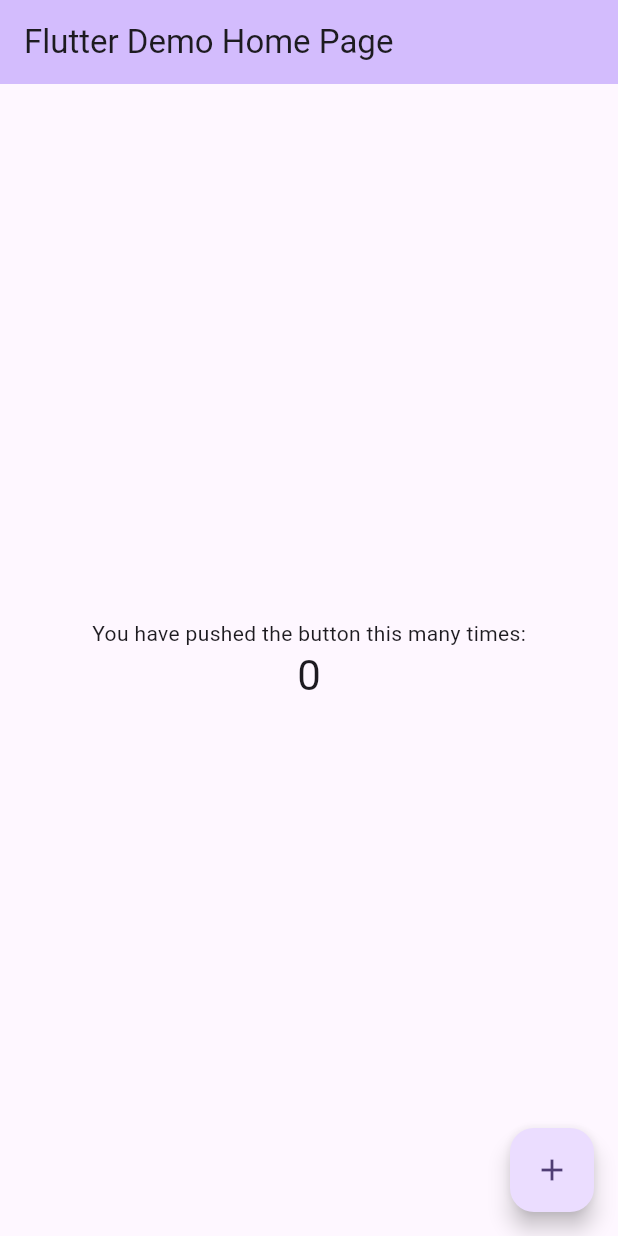
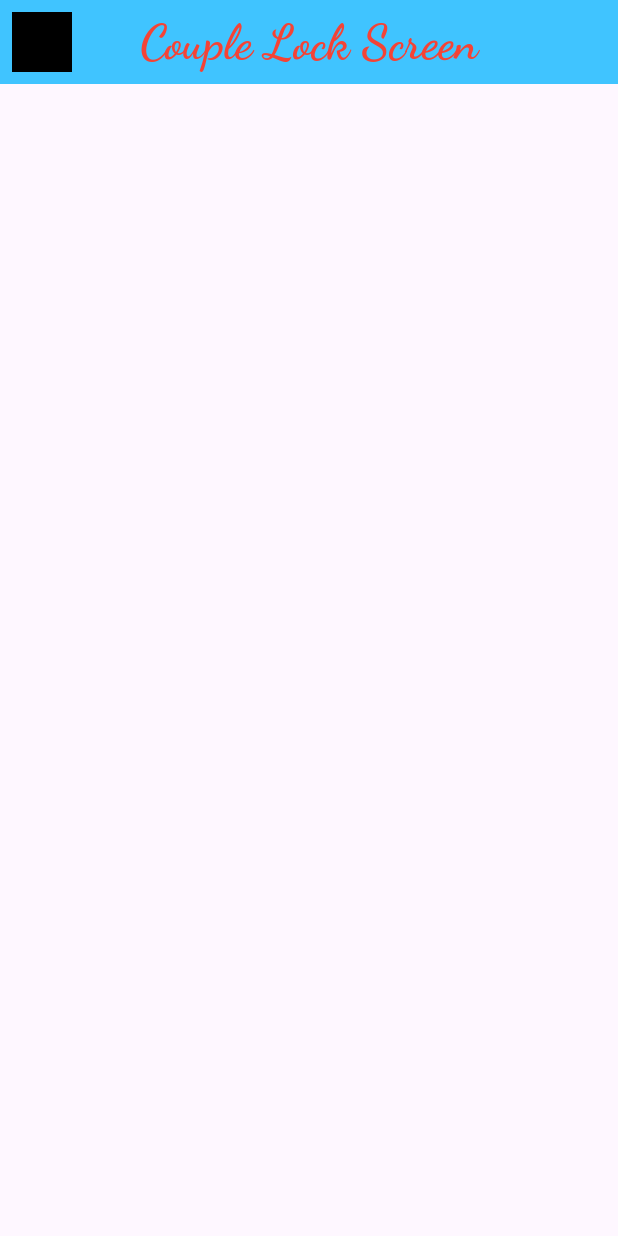
Before and after one commit to ChristopheCai/LockScreen, a Flutter app: the screen it shows after launch, on a phone screen of 412 x 824 dp. Run offline on Flutter 3.47's test engine with Material 3 defaults, Android fonts, the phone set to English and light mode, and no system bars.

Commit message:
Add font and home page

```diff
--- a/lockscreen/lib/main.dart
+++ b/lockscreen/lib/main.dart
@@ -1,122 +1,18 @@
 import 'package:flutter/material.dart';
+import 'package:lockscreen/pages/home.dart';
 
 void main() {
-  runApp(const MyApp());
+  runApp(const CoupleLockScreen());
 }
 
-class MyApp extends StatelessWidget {
-  const MyApp({super.key});
+class CoupleLockScreen extends StatelessWidget {
+  const CoupleLockScreen({super.key});
 
-  // This widget is the root of your application.
   @override
   Widget build(BuildContext context) {
     return MaterialApp(
-      title: 'Flutter Demo',
-      theme: ThemeData(
-        // This is the theme of your application.
-        //
-        // TRY THIS: Try running your application with "flutter run". You'll see
-        // the application has a purple toolbar. Then, without quitting the app,
-        // try changing the seedColor in the colorScheme below to Colors.green
-        // and then invoke "hot reload" (save your changes or press the "hot
-        // reload" button in a Flutter-supported IDE, or press "r" if you used
-        // the command line to start the app).
-        //
-        // Notice that the counter didn't reset back to zero; the application
-        // state is not lost during the reload. To reset the state, use hot
-        // restart instead.
-        //
-        // This works for code too, not just values: Most code changes can be
-        // tested with just a hot reload.
-        colorScheme: .fromSeed(seedColor: Colors.deepPurple),
-      ),
-      home: const MyHomePage(title: 'Flutter Demo Home Page'),
+      debugShowCheckedModeBanner: false,
+      home: Home()
     );
   }
 }
-
-class MyHomePage extends StatefulWidget {
-  const MyHomePage({super.key, required this.title});
-
-  // This widget is the home page of your application. It is stateful, meaning
-  // that it has a State object (defined below) that contains fields that affect
-  // how it looks.
-
-  // This class is the configuration for the state. It holds the values (in this
-  // case the title) provided by the parent (in this case the App widget) and
-  // used by the build method of the State. Fields in a Widget subclass are
-  // always marked "final".
-
-  final String title;
-
-  @override
-  State<MyHomePage> createState() => _MyHomePageState();
-}
-
-class _MyHomePageState extends State<MyHomePage> {
-  int _counter = 0;
-
-  void _incrementCounter() {
-    setState(() {
-      // This call to setState tells the Flutter framework that something has
-      // changed in this State, which causes it to rerun the build method below
-      // so that the display can reflect the updated values. If we changed
-      // _counter without calling setState(), then the build method would not be
-      // called again, and so nothing would appear to happen.
-      _counter++;
-    });
-  }
-
-  @override
-  Widget build(BuildContext context) {
-    // This method is rerun every time setState is called, for instance as done
-    // by the _incrementCounter method above.
-    //
-    // The Flutter framework has been optimized to make rerunning build methods
-    // fast, so that you can just rebuild anything that needs updating rather
-    // than having to individually change instances of widgets.
-    return Scaffold(
-      appBar: AppBar(
-        // TRY THIS: Try changing the color here to a specific color (to
-        // Colors.amber, perhaps?) and trigger a hot reload to see the AppBar
-        // change color while the other colors stay the same.
-        backgroundColor: Theme.of(context).colorScheme.inversePrimary,
-        // Here we take the value from the MyHomePage object that was created by
-        // the App.build method, and use it to set our appbar title.
-        title: Text(widget.title),
-      ),
-      body: Center(
-        // Center is a layout widget. It takes a single child and positions it
-        // in the middle of the parent.
-        child: Column(
-          // Column is also a layout widget. It takes a list of children and
-          // arranges them vertically. By default, it sizes itself to fit its
-          // children horizontally, and tries to be as tall as its parent.
-          //
-          // Column has various properties to control how it sizes itself and
-          // how it positions its children. Here we use mainAxisAlignment to
-          // center the children vertically; the main axis here is the vertical
-          // axis because Columns are vertical (the cross axis would be
-          // horizontal).
-          //
-          // TRY THIS: Invoke "debug painting" (choose the "Toggle Debug Paint"
-          // action in the IDE, or press "p" in the console), to see the
-          // wireframe for each widget.
-          mainAxisAlignment: .center,
-          children: [
-            const Text('You have pushed the button this many times:'),
-            Text(
-              '$_counter',
-              style: Theme.of(context).textTheme.headlineMedium,
-            ),
-          ],
-        ),
-      ),
-      floatingActionButton: FloatingActionButton(
-        onPressed: _incrementCounter,
-        tooltip: 'Increment',
-        child: const Icon(Icons.add),
-      ),
-    );
-  }
-}
--- /dev/null
+++ b/lockscreen/lib/pages/home.dart
@@ -0,0 +1,35 @@
+import 'package:flutter/material.dart';
+
+class Home extends StatelessWidget {
+  const Home({super.key});
+
+  @override
+  Widget build(BuildContext context) {
+    return MaterialApp(
+      debugShowCheckedModeBanner: false,
+      home: Scaffold(
+        appBar: AppBar(
+          title: const Text(
+              'Couple Lock Screen',
+              style: TextStyle(
+                color: Colors.red,
+                fontFamily: 'Dancing Script',
+                fontWeight: FontWeight.bold,
+                fontSize: 32
+              ),
+            ),
+          backgroundColor: Colors.lightBlueAccent,
+          elevation: 0.0,
+          centerTitle: true,
+          leading: Container(
+            margin: const EdgeInsets.all(8.0),
+            decoration: BoxDecoration(
+              shape: BoxShape.rectangle,
+              color: Colors.black,
+            ),
+          ),
+        )
+      )
+    );
+  }
+}
```
Also changed, not shown: lockscreen/pubspec.yaml (+11 -8 lines), lockscreen/fonts/DancingScript-Bold.ttf (added), lockscreen/fonts/DancingScript-Regular.ttf (added), 1 other file.
